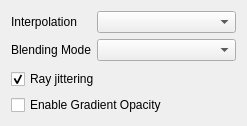
Above: tomviz/ModuleVolumeWidget.ui from OpenChemistry/tomviz before the change. Below: the same form after it.
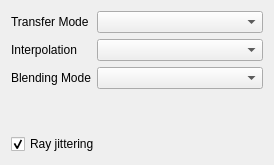
That is the form after the change.

Commit message:
Moved transfer mode selection into ModuleVolumeWidget.
The combobox controller toggles histogram widget instances in CentralWiget
depending on the active case.

Diff of the .ui file:
```diff
--- a/tomviz/ModuleVolumeWidget.ui
+++ b/tomviz/ModuleVolumeWidget.ui
@@ -6,8 +6,8 @@
    <rect>
     <x>0</x>
     <y>0</y>
-    <width>247</width>
-    <height>126</height>
+    <width>274</width>
+    <height>165</height>
    </rect>
   </property>
   <property name="windowTitle">
@@ -16,26 +16,36 @@
   <layout class="QVBoxLayout" name="verticalLayout">
    <item>
     <layout class="QFormLayout" name="formLayout">
-     <item row="1" column="0">
+     <item row="2" column="0">
       <widget class="QLabel" name="label_4">
        <property name="text">
         <string>Blending Mode</string>
        </property>
       </widget>
      </item>
-     <item row="1" column="1">
+     <item row="2" column="1">
       <widget class="QComboBox" name="cbBlending"/>
      </item>
-     <item row="0" column="0">
+     <item row="1" column="0">
       <widget class="QLabel" name="label_5">
        <property name="text">
         <string>Interpolation</string>
        </property>
       </widget>
      </item>
-     <item row="0" column="1">
+     <item row="1" column="1">
       <widget class="QComboBox" name="cbInterpolation"/>
      </item>
+     <item row="0" column="1">
+      <widget class="QComboBox" name="cbTransferMode"/>
+     </item>
+     <item row="0" column="0">
+      <widget class="QLabel" name="label">
+       <property name="text">
+        <string>Transfer Mode</string>
+       </property>
+      </widget>
+     </item>
     </layout>
    </item>
    <item>
@@ -48,16 +58,6 @@
      </property>
     </widget>
    </item>
-   <item>
-    <widget class="QCheckBox" name="cbGradientOpac">
-     <property name="text">
-      <string>Enable Gradient Opacity</string>
-     </property>
-     <property name="checked">
-      <bool>false</bool>
-     </property>
-    </widget>
-   </item>
   </layout>
  </widget>
  <resources/>
```
The commit also changes 8 other files.
